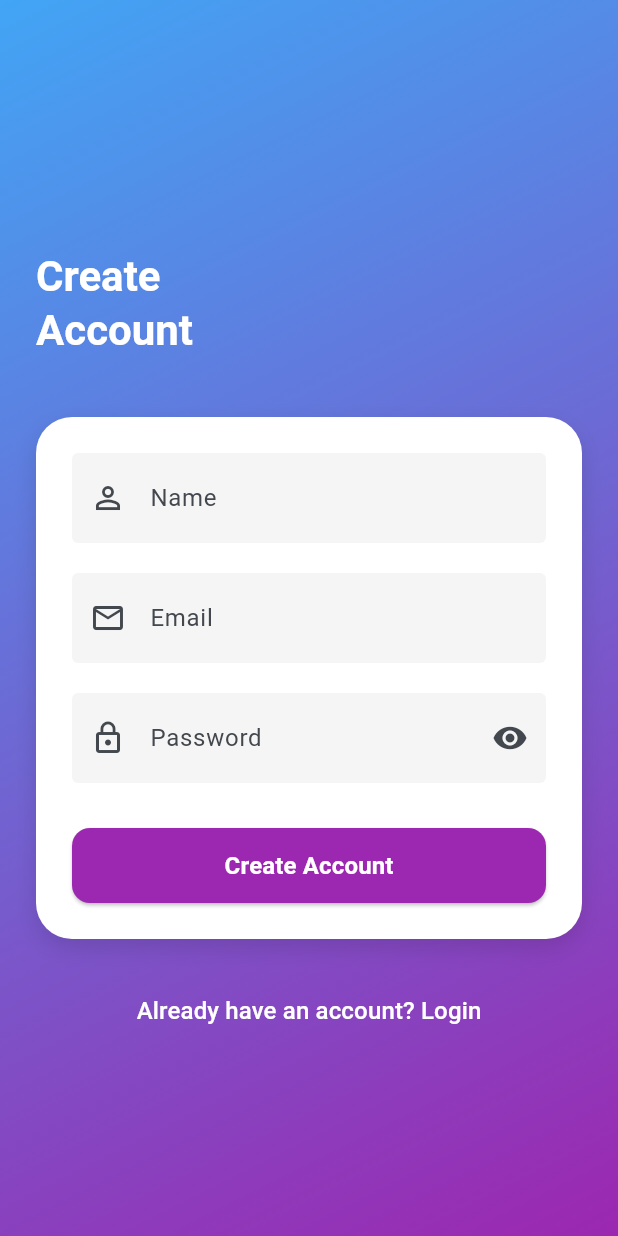
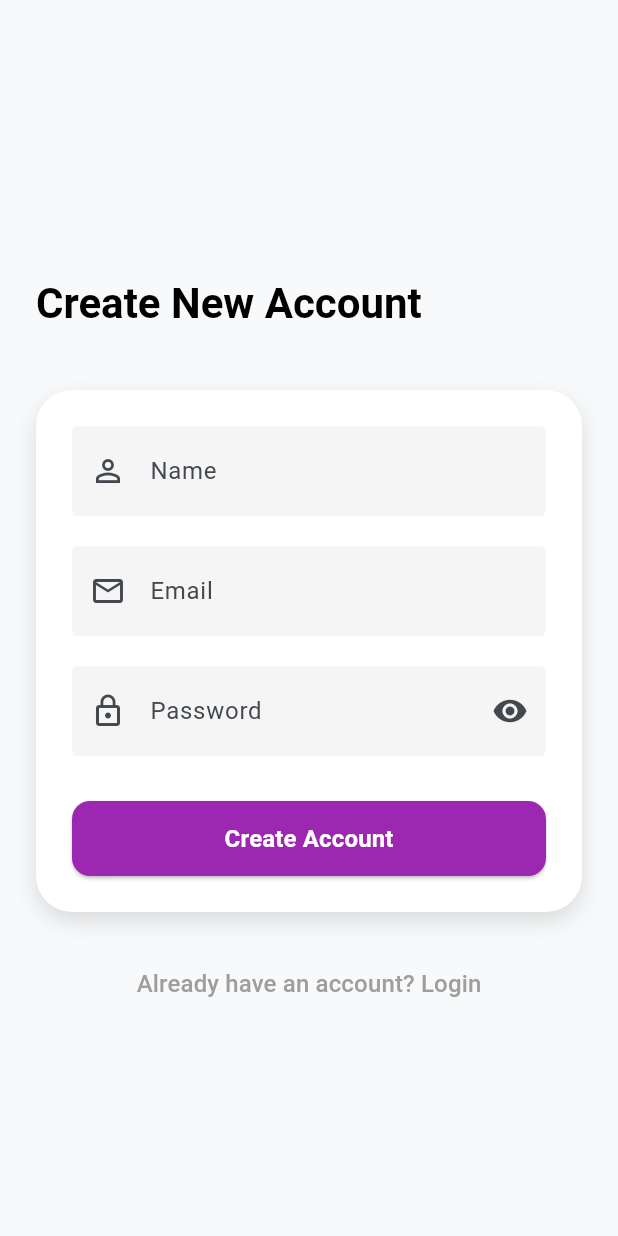
Before and after one commit to AboNight02/News-App-with-flutter, a Flutter app: the screen it shows after launch, after a tap on "Get Started", after a tap on "Register", on a phone screen of 412 x 824 dp. Run offline on Flutter 3.47's test engine with Material 3 defaults, Android fonts, the phone set to English and light mode, and no system bars; our stand-ins replace share_plus, shared_preferences, sqflite; accounts and stored records are empty.

Commit message:
change the  colors

```diff
--- a/lib/pages/login_page.dart
+++ b/lib/pages/login_page.dart
@@ -125,22 +125,26 @@ class _LoginPageState extends State<LoginPage> {
                         width: double.infinity,
                         height: 50,
                         child: ElevatedButton(
+
                           onPressed: _isLoading ? null : _login,
                           style: ElevatedButton.styleFrom(
                             shape: RoundedRectangleBorder(
-                              borderRadius: BorderRadius.circular(30),
+                              borderRadius: BorderRadius.circular(10),
                             ),
                             padding: EdgeInsets.zero,
                             elevation: 4,
+                            backgroundColor: Color.fromRGBO(156, 39, 176, 1)
                           ),
                           child: Ink(
-                            decoration: BoxDecoration(
-                              gradient: const LinearGradient(
-                                colors: [Color(0xFFF857A6), Color(0xFFFF5858)],
-                              ),
-                              borderRadius: BorderRadius.circular(30),
-                            ),
+                            // decoration: BoxDecoration(
+                            //   gradient: const LinearGradient(
+                            //     colors: ,
+                            //   ),
+                            //   borderRadius: BorderRadius.circular(30),
+                            // ),
+
                             child: Container(
+
                               alignment: Alignment.center,
                               child: _isLoading
                                   ? const CircularProgressIndicator(color: Colors.white)
@@ -149,7 +153,8 @@ class _LoginPageState extends State<LoginPage> {
                                       style: TextStyle(
                                         fontSize: 16,
                                         fontWeight: FontWeight.bold,
-                                        color: Colors.white,
+                                        color: Color.fromRGBO(255, 255, 255, 1),
+
                                       ),
                                     ),
                             ),
@@ -188,7 +193,7 @@ class _LoginPageState extends State<LoginPage> {
                             child: const Text(
                               "Register",
                               style: TextStyle(
-                                color: Color(0xFFF857A6),
+                                color: Color.fromRGBO(156, 39, 176, 1),
                                 fontWeight: FontWeight.bold,
                               ),
                             ),
--- a/lib/pages/register_page.dart
+++ b/lib/pages/register_page.dart
@@ -81,20 +81,24 @@ class _RegisterPageState extends State<RegisterPage> {
   @override
   Widget build(BuildContext context) {
     return Scaffold(
-      backgroundColor: const Color(0xFFF8F9FA),
+    backgroundColor: const Color(0xFFF8F9FA),
       body: Container(
         width: MediaQuery.of(context).size.width,
         height: MediaQuery.of(context).size.height,
-        decoration: BoxDecoration(
-          gradient: LinearGradient(
-            begin: Alignment.topLeft,
-            end: Alignment.bottomRight,
-            colors: [
-              Colors.blue.shade400,
-              Colors.purple.shade500,
-            ],
-          ),
-        ),
+
+        // decoration: BoxDecoration(
+        //   gradient: LinearGradient(
+        //     begin: Alignment.topLeft,
+        //     end: Alignment.bottomRight,
+        //     colors: [
+        //       // Colors.blue.shade400,
+        //       // Colors.purple.shade500,
+        //       const Color(0xFFF857A6),
+        //       const Color(0xFFFF5858),
+        //     ],
+        //   ),
+        // ),
+
         child: SafeArea(
           child: SingleChildScrollView(
             padding: const EdgeInsets.symmetric(horizontal: 24),
@@ -110,9 +114,9 @@ class _RegisterPageState extends State<RegisterPage> {
                 children: [
                   const SizedBox(height: 40),
                   Text(
-                    'Create\nAccount',
+                    'Create New Account',
                     style: Theme.of(context).textTheme.headlineMedium?.copyWith(
-                          color: Colors.white,
+                          color: Colors.black,
                           fontWeight: FontWeight.bold,
                         ),
                   ),
@@ -202,13 +206,13 @@ class _RegisterPageState extends State<RegisterPage> {
                             child: ElevatedButton(
                               onPressed: _isLoading ? null : _register,
                               style: ElevatedButton.styleFrom(
-                                backgroundColor: Colors.purple.shade500,
+                                backgroundColor: Color.fromRGBO(156, 39, 176, 1),
                                 shape: RoundedRectangleBorder(
                                   borderRadius: BorderRadius.circular(12),
                                 ),
                               ),
                               child: _isLoading
-                                  ? const CircularProgressIndicator(color: Colors.white)
+                                  ? const CircularProgressIndicator(color: Colors.grey)
                                   : const Text(
                                       'Create Account',
                                       style: TextStyle(
@@ -235,7 +239,7 @@ class _RegisterPageState extends State<RegisterPage> {
                       child: const Text(
                         'Already have an account? Login',
                         style: TextStyle(
-                          color: Colors.white,
+                          color:  Colors.grey,
                           fontSize: 16,
                           fontWeight: FontWeight.w500,
                         ),
--- a/lib/pages/welcome_page.dart
+++ b/lib/pages/welcome_page.dart
@@ -12,7 +12,8 @@ class WelcomePage extends StatelessWidget {
           gradient: LinearGradient(
             begin: Alignment.topCenter,
             end: Alignment.bottomCenter,
-            colors: [Color(0xFFF857A6), Color(0xFFFF5858)],
+            colors: [Color.fromRGBO(66, 165, 245, 1),
+              Color.fromRGBO(156, 39, 176, 1),],
           ),
         ),
         child: SafeArea(
```
